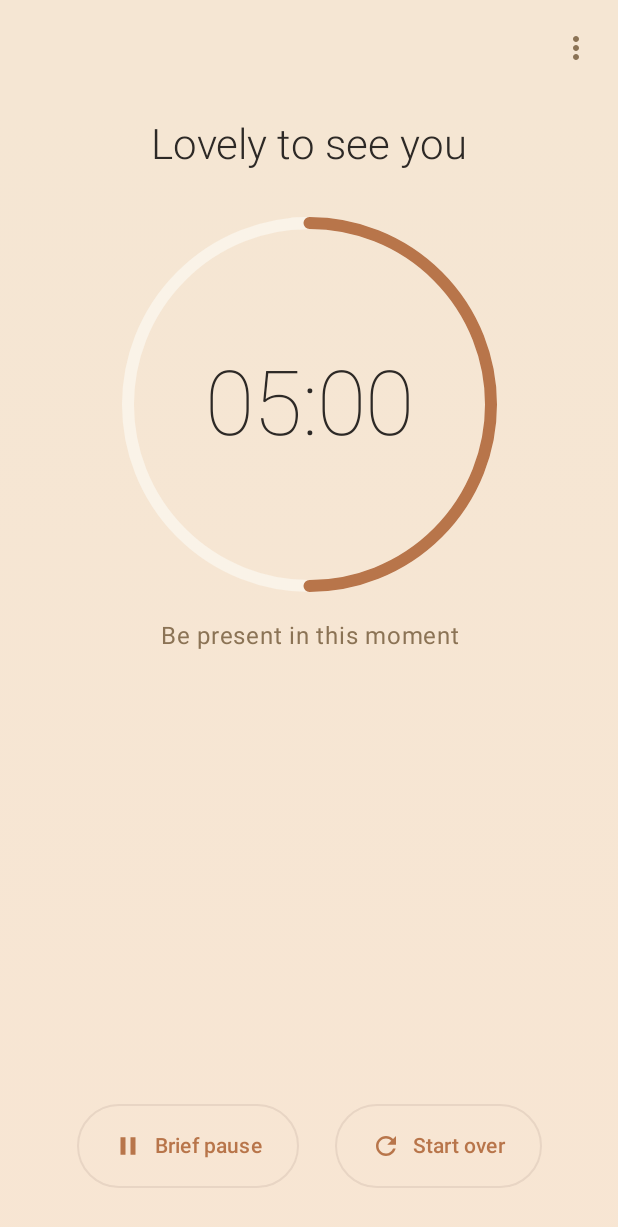
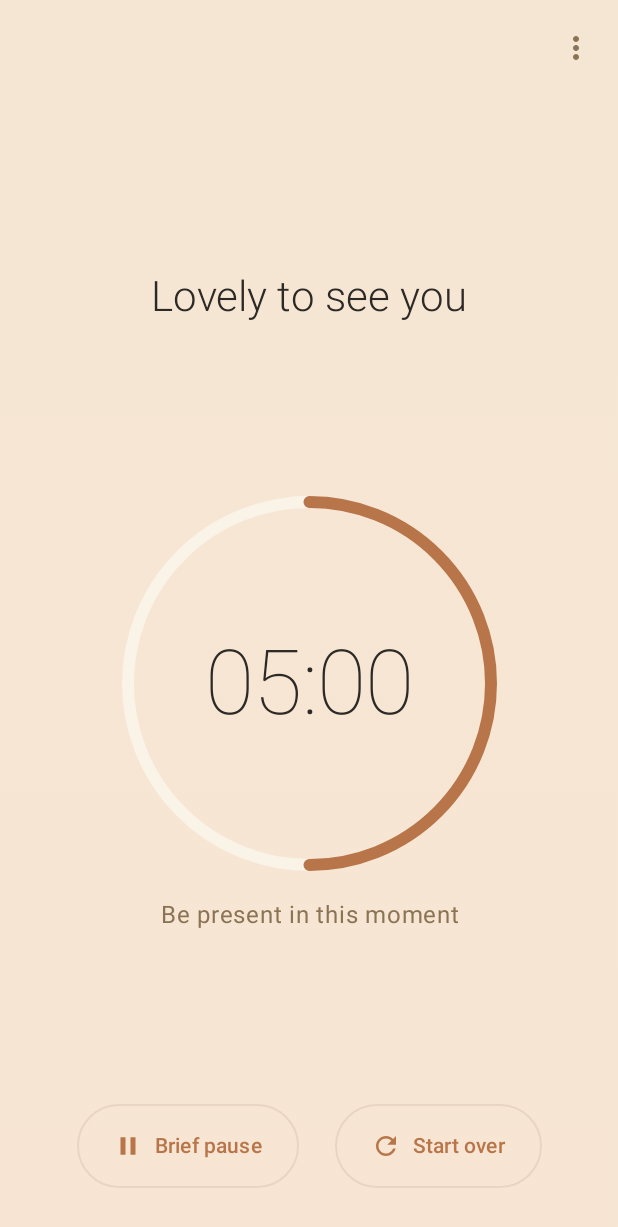
Before and after one commit to stillmoment-app/stillmoment, an Android app built with Jetpack Compose: the @Preview function TimerScreenRunningPreview, on a phone screen of 412 x 824 dp. Shown: the top 1227 px of the screen. Run offline under Robolectric (Android 15) with nearby library versions, the phone set to English and light mode, and no system bars; our stand-ins replace Dagger/Hilt's generated code.

Commit message:
refactor(android): #android-044 TimerScreen responsive Layout
- Gewichtete Spacer für proportionale Verteilung
- BoxWithConstraints für dynamische Ring-Größe (150-250dp)
- heightIn für Bild und WheelPicker
- Phone + Tablet Previews

🤖 Generated with [Claude Code](https://claude.com/claude-code)

Co-Authored-By: Claude Opus 4.5 <noreply@anthropic.com>

```diff
--- a/android/app/src/main/kotlin/com/stillmoment/presentation/ui/timer/TimerScreen.kt
+++ b/android/app/src/main/kotlin/com/stillmoment/presentation/ui/timer/TimerScreen.kt
@@ -1,11 +1,13 @@
 package com.stillmoment.presentation.ui.timer
 
 import androidx.compose.animation.core.animateFloatAsState
+import androidx.compose.ui.unit.min
 import androidx.compose.animation.core.tween
 import androidx.compose.foundation.Image
 import androidx.compose.foundation.background
 import androidx.compose.foundation.layout.Arrangement
 import androidx.compose.foundation.layout.Box
+import androidx.compose.foundation.layout.BoxWithConstraints
 import androidx.compose.foundation.layout.Column
 import androidx.compose.foundation.layout.Row
 import androidx.compose.foundation.layout.Spacer
@@ -13,6 +15,7 @@ import androidx.compose.foundation.layout.fillMaxSize
 import androidx.compose.foundation.layout.fillMaxWidth
 import androidx.compose.foundation.layout.height
 import androidx.compose.foundation.layout.padding
+import androidx.compose.foundation.layout.heightIn
 import androidx.compose.foundation.layout.size
 import androidx.compose.foundation.shape.CircleShape
 import androidx.compose.material.icons.Icons
@@ -50,6 +53,7 @@ import androidx.compose.ui.semantics.semantics
 import androidx.compose.ui.text.font.FontStyle
 import androidx.compose.ui.text.font.FontWeight
 import androidx.compose.ui.text.style.TextAlign
+import androidx.compose.ui.tooling.preview.Devices
 import androidx.compose.ui.tooling.preview.Preview
 import androidx.compose.ui.unit.dp
 import androidx.compose.ui.unit.sp
@@ -141,7 +145,8 @@ internal fun TimerScreenContent(
                     .padding(horizontal = 24.dp),
                 horizontalAlignment = Alignment.CenterHorizontally
             ) {
-                Spacer(modifier = Modifier.height(16.dp))
+                // Top spacer - pushes content down
+                Spacer(modifier = Modifier.weight(1f))
 
                 // Title
                 Text(
@@ -153,7 +158,8 @@ internal fun TimerScreenContent(
                     modifier = Modifier.semantics { heading() }
                 )
 
-                Spacer(modifier = Modifier.height(32.dp))
+                // Middle spacer - separates title from content
+                Spacer(modifier = Modifier.weight(1f))
 
                 // Timer Display or Picker
                 if (uiState.timerState == TimerState.Idle) {
@@ -169,6 +175,7 @@ internal fun TimerScreenContent(
                     )
                 }
 
+                // Bottom spacer - separates content from controls
                 Spacer(modifier = Modifier.weight(1f))
 
                 // Control Buttons
@@ -227,7 +234,7 @@ private fun MinutePicker(
             painter = painterResource(id = R.drawable.hands_heart),
             contentDescription = null,
             modifier = Modifier
-                .size(150.dp)
+                .heightIn(min = 80.dp, max = 150.dp)
                 .padding(bottom = 8.dp)
         )
 
@@ -249,7 +256,7 @@ private fun MinutePicker(
             selectedValue = selectedMinutes,
             onValueChanged = onMinutesChanged,
             range = 1..60,
-            modifier = Modifier.height(150.dp)
+            modifier = Modifier.heightIn(min = 100.dp, max = 150.dp)
         )
 
         Spacer(modifier = Modifier.height(16.dp))
@@ -292,11 +299,18 @@ private fun TimerDisplay(
         modifier = modifier,
         horizontalAlignment = Alignment.CenterHorizontally
     ) {
-        // Circular Progress
+        // Circular Progress with responsive sizing
+        BoxWithConstraints(
+            modifier = Modifier.fillMaxWidth(),
+            contentAlignment = Alignment.Center
+        ) {
+            // Calculate ring size based on available space (min 150dp, max 250dp)
+            val ringSize = min(maxWidth, maxHeight).coerceIn(150.dp, 250.dp)
+
             Box(
                 contentAlignment = Alignment.Center,
                 modifier = Modifier
-                .size(250.dp)
+                    .size(ringSize)
                     .semantics {
                         contentDescription = timerAccessibilityDescription
                         liveRegion = LiveRegionMode.Polite
@@ -305,7 +319,7 @@ private fun TimerDisplay(
                 // Background ring
                 CircularProgressIndicator(
                     progress = { 1f },
-                modifier = Modifier.size(250.dp),
+                    modifier = Modifier.size(ringSize),
                     strokeWidth = 8.dp,
                     color = MaterialTheme.colorScheme.surfaceVariant,
                     trackColor = MaterialTheme.colorScheme.surfaceVariant,
@@ -316,7 +330,7 @@ private fun TimerDisplay(
                 if (!uiState.isCountdown) {
                     CircularProgressIndicator(
                         progress = { animatedProgress },
-                    modifier = Modifier.size(250.dp),
+                        modifier = Modifier.size(ringSize),
                         strokeWidth = 8.dp,
                         color = MaterialTheme.colorScheme.primary,
                         trackColor = MaterialTheme.colorScheme.surfaceVariant.copy(alpha = 0f),
@@ -340,6 +354,7 @@ private fun TimerDisplay(
                     },
                     color = MaterialTheme.colorScheme.onBackground
                 )
+            }
         }
 
         Spacer(modifier = Modifier.height(20.dp))
@@ -503,7 +518,8 @@ private fun WarmSecondaryButton(
 
 // MARK: - Previews
 
-@Preview(showBackground = true)
+@Preview(name = "Phone", device = Devices.PIXEL_4, showBackground = true)
+@Preview(name = "Tablet", device = Devices.PIXEL_TABLET, showBackground = true)
 @Composable
 private fun TimerScreenIdlePreview() {
     StillMomentTheme {
@@ -550,7 +566,8 @@ private fun TimerScreenCountdownPreview() {
     }
 }
 
-@Preview(showBackground = true)
+@Preview(name = "Phone - Running", device = Devices.PIXEL_4, showBackground = true)
+@Preview(name = "Tablet - Running", device = Devices.PIXEL_TABLET, showBackground = true)
 @Composable
 private fun TimerScreenRunningPreview() {
     StillMomentTheme {
```
Also changed, not shown: 1 other file. Lines whose indentation alone changed are shown as unchanged.
